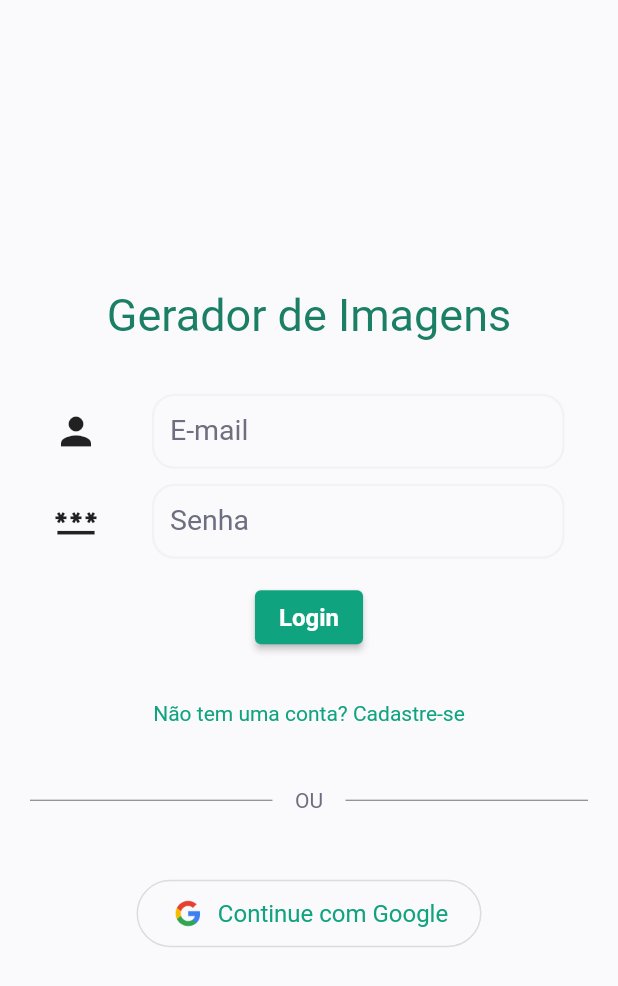
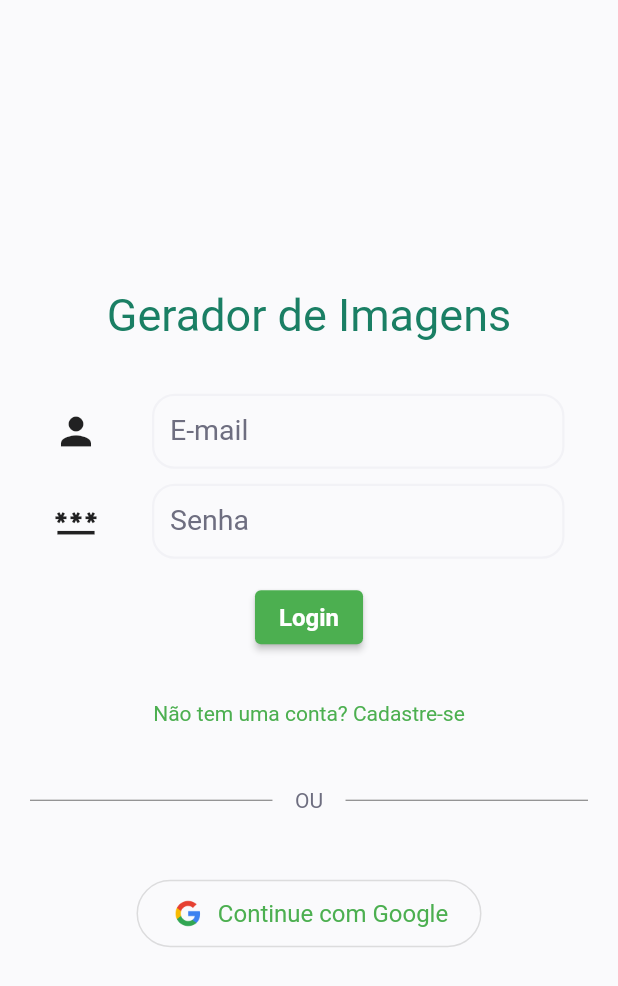
Before and after one commit to sdrjolbert/projeto-gerador-imagens, a Flutter app: the screen it shows after launch, on a phone screen of 412 x 824 dp. Shown: the top 986 px of the screen. Run offline on Flutter 3.47's test engine with Material 2 defaults, Android fonts, the light colour scheme and no system bars; our stand-ins replace dio, firebase_auth, firebase_core, fluttertoast, google_sign_in, image_gallery_saver; missing offline and left inert: dotenv; accounts and stored records are empty.

Commit message:
Removendo erros do app e atualizando as libs

```diff
--- a/lib/api_key.dart
+++ /dev/null
@@ -1,4 +0,0 @@
-class ApiKey {
-  final String _apiKey = "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";
-  String get key => _apiKey;
-}
--- a/lib/color_generator.dart
+++ /dev/null
@@ -1,23 +0,0 @@
-import 'package:flutter/material.dart';
-
-MaterialColor createMaterialColor(Color color) {
-  List strengths = <double>[.05];
-  Map<int, Color> swatch = {};
-  final int r = color.red, g = color.green, b = color.blue;
-
-  for (int i = 1; i < 10; i++) {
-    strengths.add(0.1 * i);
-  }
-
-  for (var strength in strengths) {
-    final double ds = 0.5 - strength;
-    swatch[(strength * 1000).round()] = Color.fromRGBO(
-      r + ((ds < 0 ? r : (255 - r)) * ds).round(),
-      g + ((ds < 0 ? g : (255 - g)) * ds).round(),
-      b + ((ds < 0 ? b : (255 - b)) * ds).round(),
-      1,
-    );
-  }
-
-  return MaterialColor(color.value, swatch);
-}
--- a/lib/main.dart
+++ b/lib/main.dart
@@ -1,5 +1,4 @@
 import 'package:flutter/material.dart';
-import 'package:gerador_imagens/color_generator.dart';
 import 'package:firebase_core/firebase_core.dart';
 import 'package:gerador_imagens/login_page.dart';
 import 'package:gerador_imagens/main_page.dart';
@@ -21,7 +20,7 @@ class MyApp extends StatelessWidget {
     return MaterialApp(
       title: 'Gerador de Imagens',
       theme: ThemeData(
-        primarySwatch: createMaterialColor(const Color(0xFF10a37f)),
+        primarySwatch: Colors.green,
         fontFamily: "Roboto"
       ),
       home: const AuthLoginPage()
```
Also changed, not shown: pubspec.yaml (+10 -10 lines).
